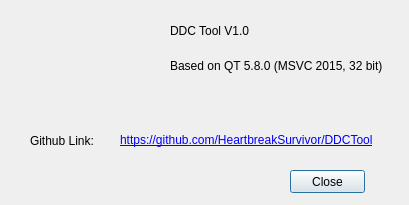
Above: helpwindow.ui from HeartbreakSurvivor/DDCTool before the change. Below: the same form after it.
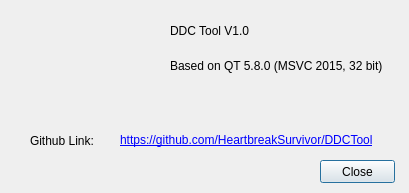
That is the form after the change. Icons and pictures are not drawn.

The edit to the form file:
```diff
--- a/helpwindow.ui
+++ b/helpwindow.ui
@@ -7,7 +7,7 @@
     <x>0</x>
     <y>0</y>
     <width>409</width>
-    <height>205</height>
+    <height>193</height>
    </rect>
   </property>
   <property name="windowTitle">
@@ -16,8 +16,8 @@
   <widget class="QPushButton" name="pushButton">
    <property name="geometry">
     <rect>
-     <x>290</x>
-     <y>170</y>
+     <x>320</x>
+     <y>160</y>
      <width>75</width>
      <height>23</height>
     </rect>
```
